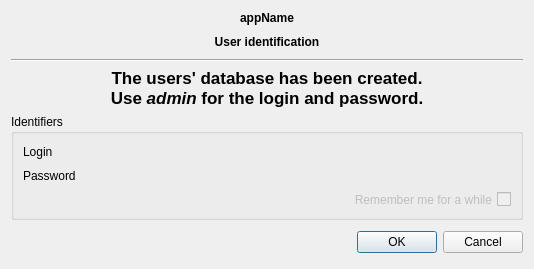
Above: plugins/usermanagerplugin/widgets/useridentifier.ui from FreeHealth/freehealth before the change. Below: the same form after it.
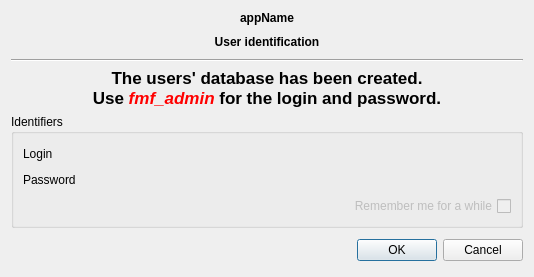
That is the form after the change. Custom widgets are drawn as their Qt base class.

```diff
--- a/plugins/usermanagerplugin/widgets/useridentifier.ui
+++ b/plugins/usermanagerplugin/widgets/useridentifier.ui
@@ -7,7 +7,7 @@
     <x>0</x>
     <y>0</y>
     <width>534</width>
-    <height>269</height>
+    <height>277</height>
    </rect>
   </property>
   <property name="windowTitle">
@@ -157,7 +157,7 @@
 p, li { white-space: pre-wrap; }
 &lt;/style&gt;&lt;/head&gt;&lt;body style=&quot; font-family:'Lucida Grande'; font-size:13pt; font-weight:600; font-style:normal;&quot;&gt;
 &lt;p style=&quot; margin-top:0px; margin-bottom:0px; margin-left:0px; margin-right:0px; -qt-block-indent:0; text-indent:0px;&quot;&gt;The users' database has been created.&lt;/p&gt;
-&lt;p style=&quot; margin-top:0px; margin-bottom:0px; margin-left:0px; margin-right:0px; -qt-block-indent:0; text-indent:0px;&quot;&gt;Use &lt;span style=&quot; font-style:italic;&quot;&gt;admin&lt;/span&gt; for the login and password.&lt;/p&gt;&lt;/body&gt;&lt;/html&gt;</string>
+&lt;p style=&quot; margin-top:0px; margin-bottom:0px; margin-left:0px; margin-right:0px; -qt-block-indent:0; text-indent:0px;&quot;&gt;Use &lt;span style=&quot; font-style:italic; color:#ff0000;&quot;&gt;fmf_admin&lt;/span&gt; for the login and password.&lt;/p&gt;&lt;/body&gt;&lt;/html&gt;</string>
      </property>
      <property name="alignment">
       <set>Qt::AlignCenter</set>
```
